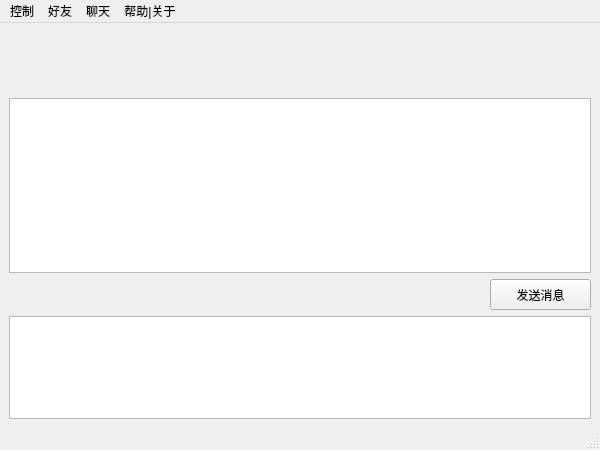
Old version of the form C/chatwidget.ui in the repository jysperm/ZeroMS-1x.
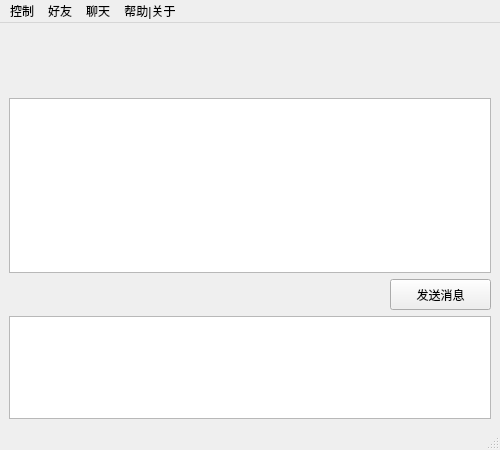
New version of the form.

Commit message: 私聊窗口已经可以打开了

```diff
--- a/C/chatwidget.ui
+++ b/C/chatwidget.ui
@@ -6,7 +6,7 @@
    <rect>
     <x>0</x>
     <y>0</y>
-    <width>600</width>
+    <width>500</width>
     <height>450</height>
    </rect>
   </property>
@@ -115,7 +115,7 @@
     <rect>
      <x>0</x>
      <y>0</y>
-     <width>600</width>
+     <width>500</width>
      <height>25</height>
     </rect>
    </property>
```
The commit also changes 5 other files.
